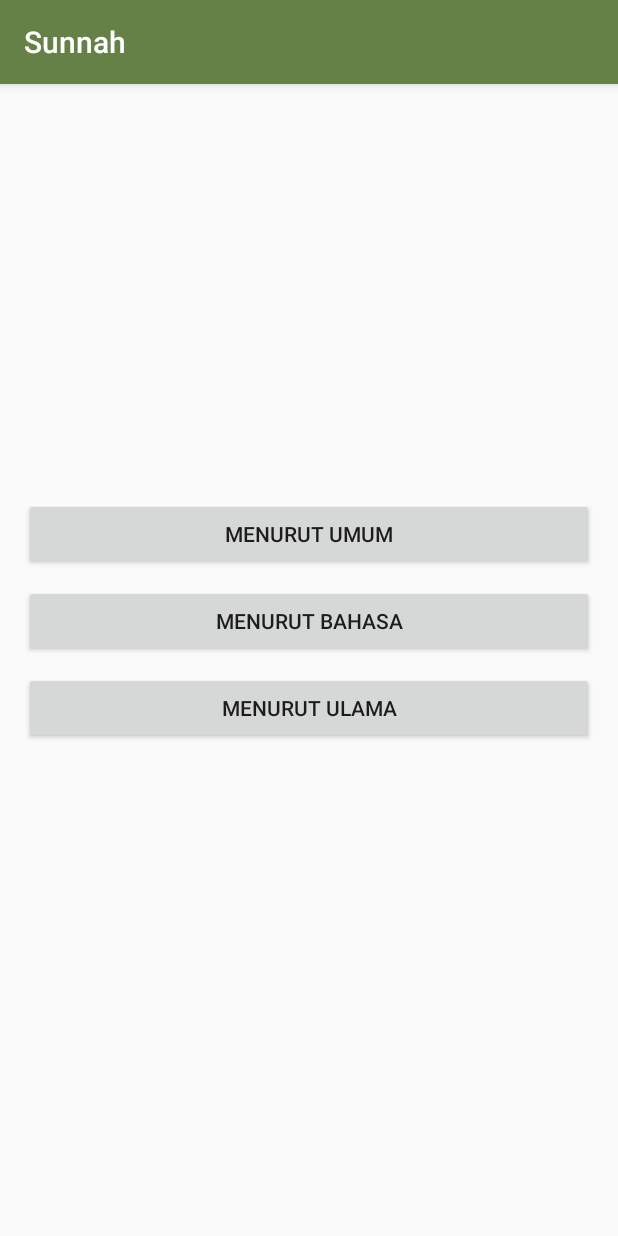
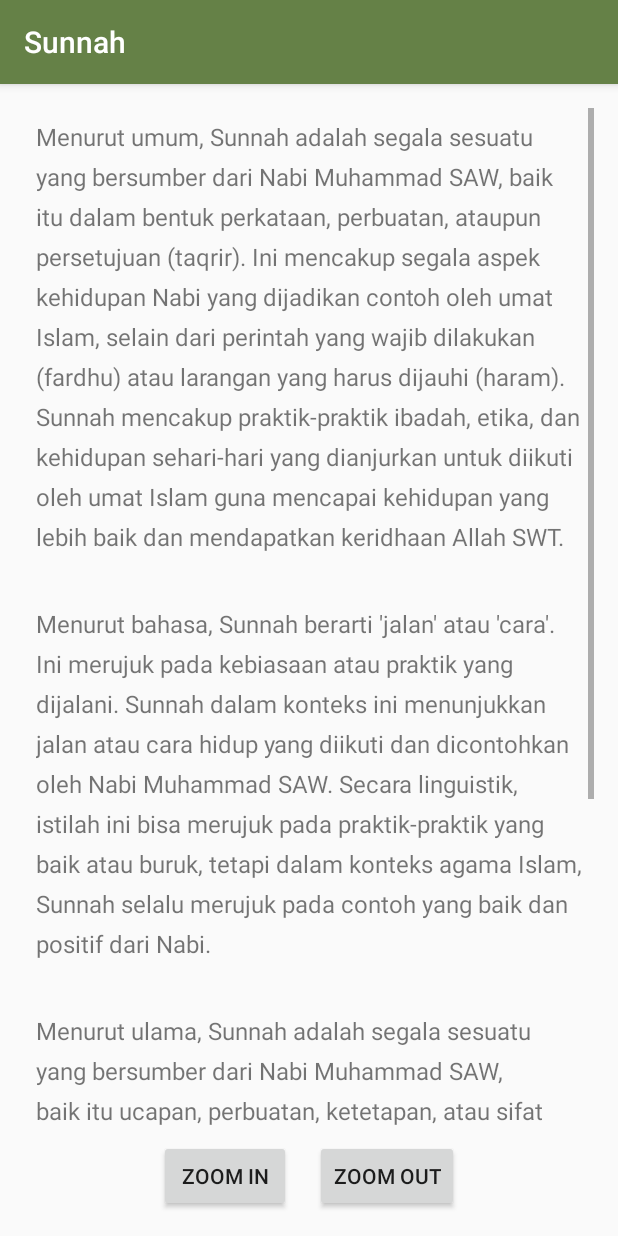
Before and after one commit to fadlullahn/sunnah, an Android app: the PengertianActivity screen opened directly, with no data from a screen before it, on a phone screen of 412 x 824 dp. Run offline under Robolectric (Android 15) with nearby library versions, the phone set to English and light mode, and no system bars.

Commit message:
Initial commit

```diff
--- a/app/src/main/java/com/example/sunnah/PengertianActivity.java
+++ b/app/src/main/java/com/example/sunnah/PengertianActivity.java
@@ -1,6 +1,5 @@
 package com.example.sunnah;
 
-import android.annotation.SuppressLint;
 import android.os.Bundle;
 import android.view.View;
 import android.widget.Button;
@@ -10,12 +9,9 @@ import androidx.appcompat.app.AppCompatActivity;
 
 public class PengertianActivity extends AppCompatActivity {
 
-    private Button buttonMenurutUmum;
-    private Button buttonMenurutBahasa;
-    private Button buttonMenurutUlama;
-    private TextView textViewPengertian;
+    TextView buttonMenurutUmum,buttonMenurutBahasa,buttonMenurutUlama;
+    private float textSize = 16f;
 
-    @SuppressLint("MissingInflatedId")
     @Override
     protected void onCreate(Bundle savedInstanceState) {
         super.onCreate(savedInstanceState);
@@ -24,36 +20,30 @@ public class PengertianActivity extends AppCompatActivity {
         buttonMenurutUmum = findViewById(R.id.button_menurut_umum);
         buttonMenurutBahasa = findViewById(R.id.button_menurut_bahasa);
         buttonMenurutUlama = findViewById(R.id.button_menurut_ulama);
-        textViewPengertian = findViewById(R.id.textViewPengertian);
 
-        buttonMenurutUmum.setOnClickListener(new View.OnClickListener() {
+        Button zoomInButton = findViewById(R.id.button_zoom_in);
+        Button zoomOutButton = findViewById(R.id.button_zoom_out);
+
+        zoomInButton.setOnClickListener(new View.OnClickListener() {
             @Override
             public void onClick(View v) {
-                textViewPengertian.setText("Menurut umum, Sunnah adalah segala sesuatu yang bersumber dari Nabi Muhammad SAW, baik itu dalam bentuk perkataan, perbuatan, ataupun persetujuan (taqrir). Ini mencakup segala aspek kehidupan Nabi yang dijadikan contoh oleh umat Islam, selain dari perintah yang wajib dilakukan (fardhu) atau larangan yang harus dijauhi (haram). Sunnah mencakup praktik-praktik ibadah, etika, dan kehidupan sehari-hari yang dianjurkan untuk diikuti oleh umat Islam guna mencapai kehidupan yang lebih baik dan mendapatkan keridhaan Allah SWT.");
-                hideButtons();
+                textSize += 2f; // Increase text size by 2sp
+                buttonMenurutUmum.setTextSize(textSize);
+                buttonMenurutBahasa.setTextSize(textSize);
+                buttonMenurutUlama.setTextSize(textSize);
             }
         });
 
-        buttonMenurutBahasa.setOnClickListener(new View.OnClickListener() {
+        zoomOutButton.setOnClickListener(new View.OnClickListener() {
             @Override
             public void onClick(View v) {
-                textViewPengertian.setText("Menurut bahasa, Sunnah berarti 'jalan' atau 'cara'. Ini merujuk pada kebiasaan atau praktik yang dijalani. Sunnah dalam konteks ini menunjukkan jalan atau cara hidup yang diikuti dan dicontohkan oleh Nabi Muhammad SAW. Secara linguistik, istilah ini bisa merujuk pada praktik-praktik yang baik atau buruk, tetapi dalam konteks agama Islam, Sunnah selalu merujuk pada contoh yang baik dan positif dari Nabi.");
-                hideButtons();
-            }
-        });
-
-        buttonMenurutUlama.setOnClickListener(new View.OnClickListener() {
-            @Override
-            public void onClick(View v) {
-                textViewPengertian.setText("Menurut ulama, Sunnah adalah segala sesuatu yang bersumber dari Nabi Muhammad SAW, baik itu ucapan, perbuatan, ketetapan, atau sifat yang menjadi teladan bagi umat Islam. Dalam ilmu hadits, Sunnah mencakup apa saja yang diriwayatkan dari Nabi, baik berupa kata-kata, perbuatan, atau persetujuan beliau terhadap tindakan orang lain. Ulama membagi Sunnah ke dalam beberapa kategori, seperti Sunnah Qauliyah (ucapan Nabi), Sunnah Fi'liyah (perbuatan Nabi), dan Sunnah Taqririyah (persetujuan Nabi terhadap perbuatan sahabat). Sunnah digunakan sebagai sumber hukum kedua setelah Al-Quran dalam menetapkan hukum syariah dan tata cara beribadah.");
-                hideButtons();
+                if (textSize > 8f) { // Minimum text size
+                    textSize -= 2f; // Decrease text size by 2sp
+                    buttonMenurutUmum.setTextSize(textSize);
+                    buttonMenurutBahasa.setTextSize(textSize);
+                    buttonMenurutUlama.setTextSize(textSize);
+                }
             }
         });
     }
-
-    private void hideButtons() {
-        buttonMenurutUmum.setVisibility(View.GONE);
-        buttonMenurutBahasa.setVisibility(View.GONE);
-        buttonMenurutUlama.setVisibility(View.GONE);
-    }
 }
--- a/app/src/main/res/layout/activity_pengertian.xml
+++ b/app/src/main/res/layout/activity_pengertian.xml
@@ -6,34 +6,74 @@
 android:gravity="center"
 android:padding="16dp">
 
-        <Button
+<ScrollView
+    android:layout_width="match_parent"
+    android:layout_height="0dp"
+    android:layout_weight="1">
+
+    <LinearLayout
+        android:layout_width="match_parent"
+        android:layout_height="wrap_content"
+        android:orientation="vertical"
+        android:gravity="center">
+
+        <TextView
             android:id="@+id/button_menurut_umum"
             android:layout_width="match_parent"
             android:layout_height="wrap_content"
-        android:text="Menurut Umum"
-        android:layout_marginBottom="10dp" />
+            android:text="Menurut umum, Sunnah adalah segala sesuatu yang bersumber dari Nabi Muhammad SAW, baik itu dalam bentuk perkataan, perbuatan, ataupun persetujuan (taqrir). Ini mencakup segala aspek kehidupan Nabi yang dijadikan contoh oleh umat Islam, selain dari perintah yang wajib dilakukan (fardhu) atau larangan yang harus dijauhi (haram). Sunnah mencakup praktik-praktik ibadah, etika, dan kehidupan sehari-hari yang dianjurkan untuk diikuti oleh umat Islam guna mencapai kehidupan yang lebih baik dan mendapatkan keridhaan Allah SWT."
+            android:textSize="16sp"
+            android:lineSpacingExtra="8dp"
+            android:padding="8dp"
+            android:layout_marginBottom="20dp" />
 
-        <Button
+        <TextView
             android:id="@+id/button_menurut_bahasa"
             android:layout_width="match_parent"
             android:layout_height="wrap_content"
-        android:text="Menurut Bahasa"
-        android:layout_marginBottom="10dp" />
+            android:text="Menurut bahasa, Sunnah berarti 'jalan' atau 'cara'. Ini merujuk pada kebiasaan atau praktik yang dijalani. Sunnah dalam konteks ini menunjukkan jalan atau cara hidup yang diikuti dan dicontohkan oleh Nabi Muhammad SAW. Secara linguistik, istilah ini bisa merujuk pada praktik-praktik yang baik atau buruk, tetapi dalam konteks agama Islam, Sunnah selalu merujuk pada contoh yang baik dan positif dari Nabi."
+            android:textSize="16sp"
+            android:lineSpacingExtra="8dp"
+            android:padding="8dp"
+            android:layout_marginBottom="20dp"
+            android:scrollbars="vertical"
+            android:focusable="true"
+            android:focusableInTouchMode="true" />
 
-        <Button
+        <TextView
             android:id="@+id/button_menurut_ulama"
             android:layout_width="match_parent"
             android:layout_height="wrap_content"
-        android:text="Menurut Ulama"
-        android:layout_marginBottom="10dp" />
+            android:text="Menurut ulama, Sunnah adalah segala sesuatu yang bersumber dari Nabi Muhammad SAW, baik itu ucapan, perbuatan, ketetapan, atau sifat yang menjadi teladan bagi umat Islam. Dalam ilmu hadits, Sunnah mencakup apa saja yang diriwayatkan dari Nabi, baik berupa kata-kata, perbuatan, atau persetujuan beliau terhadap tindakan orang lain. Ulama membagi Sunnah ke dalam beberapa kategori, seperti Sunnah Qauliyah (ucapan Nabi), Sunnah Fi'liyah (perbuatan Nabi), dan Sunnah Taqririyah (persetujuan Nabi terhadap perbuatan sahabat). Sunnah digunakan sebagai sumber hukum kedua setelah Al-Quran dalam menetapkan hukum syariah dan tata cara beribadah."
+            android:textSize="16sp"
+            android:lineSpacingExtra="8dp"
+            android:padding="8dp"
+            android:layout_marginBottom="20dp"
+            android:scrollbars="vertical"
+            android:focusable="true"
+            android:focusableInTouchMode="true" />
+    </LinearLayout>
 
-        <TextView
-        android:id="@+id/textViewPengertian"
+</ScrollView>
+
+<LinearLayout
     android:layout_width="match_parent"
     android:layout_height="wrap_content"
-        android:textSize="16sp"
-        android:justificationMode="inter_word"
-        android:gravity="start"
-        android:paddingTop="20dp" />
+    android:orientation="horizontal"
+    android:gravity="center">
+
+    <Button
+        android:id="@+id/button_zoom_in"
+        android:layout_width="wrap_content"
+        android:layout_height="wrap_content"
+        android:text="Zoom In"
+        android:layout_marginEnd="16dp" />
+
+    <Button
+        android:id="@+id/button_zoom_out"
+        android:layout_width="wrap_content"
+        android:layout_height="wrap_content"
+        android:text="Zoom Out" />
+</LinearLayout>
 
 </LinearLayout>
--- a/app/src/main/res/layout/activity_reminder.xml
+++ b/app/src/main/res/layout/activity_reminder.xml
@@ -4,8 +4,6 @@
     android:layout_height="match_parent"
     xmlns:tools="http://schemas.android.com/tools"
     tools:context=".ReminderActivity">
-
-
 
     <LinearLayout
         android:layout_width="match_parent"
```
Lines whose indentation alone changed are shown as unchanged.
